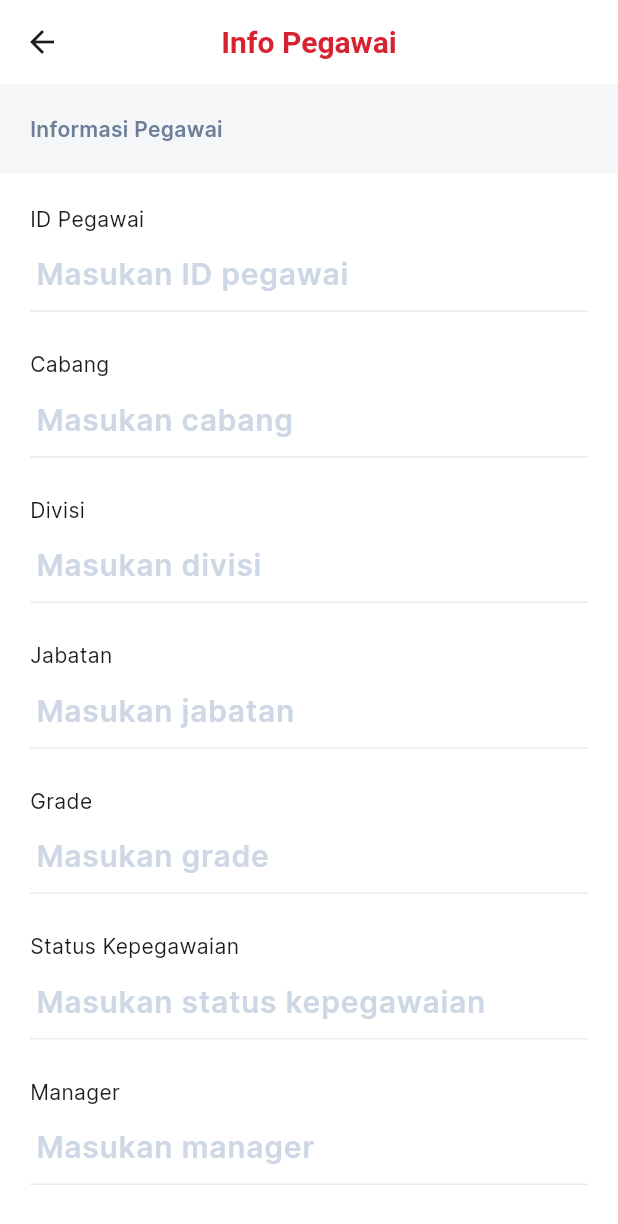
After one commit to alamsyahh15/magic_power_sales, a Flutter app: the EmployeeAccountPage screen opened directly, on a phone screen of 412 x 824 dp. The commit adds this screen. Shown: the top 1224 px of the screen. Run offline on Flutter 3.47's test engine with Material 3 defaults, Android fonts, the phone set to English and light mode, and no system bars; our stand-ins replace dio, flutter_svg, shared_preferences; accounts and stored records are empty; project files that could hold a hidden picture were left out.

Commit message:
create employee account page and minor update on profile page

```diff
--- /dev/null
+++ b/lib/ui_features/pages/profile/employee_account.dart
@@ -0,0 +1,170 @@
+import 'package:flutter/material.dart';
+import 'package:magic_power_sales/config/config.dart';
+import 'package:magic_power_sales/ui_features/widgets/divider/divider_text.dart';
+import 'package:magic_power_sales/ui_features/widgets/input/textfield_primary.dart';
+
+class EmployeeAccountPage extends StatefulWidget {
+  const EmployeeAccountPage({super.key});
+
+  @override
+  State<EmployeeAccountPage> createState() => _EmployeeAccountPageState();
+}
+
+class _EmployeeAccountPageState extends State<EmployeeAccountPage> {
+  TextEditingController idController = TextEditingController(),
+      branchController = TextEditingController(),
+      divisionController = TextEditingController(),
+      phoneController = TextEditingController(),
+      positionController = TextEditingController(),
+      gradeController = TextEditingController(),
+      statusEmployeeController = TextEditingController(),
+      managerController = TextEditingController();
+  @override
+  Widget build(BuildContext context) {
+    return Scaffold(
+      appBar: AppBar(
+        title: const Text("Info Pegawai"),
+      ),
+      body: ListView(
+        padding: EdgeInsets.zero,
+        children: [
+          const DividerText(
+            label: "Informasi Pegawai",
+          ),
+          Padding(
+            padding: const EdgeInsets.symmetric(horizontal: 20, vertical: 20),
+            child: Column(
+              children: [
+                TextFieldPrimary(
+                  onTap: () {},
+                  label: "ID Pegawai",
+                  labelStyle: StyleAsset.paragraph2,
+                  controller: idController,
+                  hintText: "Masukan ID pegawai",
+                  gapLabel: 2,
+                  fontSize: 20,
+                  inputBorder: UnderlineInputBorder(
+                    borderSide: BorderSide(
+                      color: ColorAsset.neutralNegative80,
+                    ),
+                  ),
+                  contentPadding: const EdgeInsets.symmetric(vertical: 10),
+                  hintStyle: StyleAsset.heading4SemiBold,
+                ),
+                verticalSpace(10),
+                TextFieldPrimary(
+                  onTap: () {},
+                  label: "Cabang",
+                  labelStyle: StyleAsset.paragraph2,
+                  controller: branchController,
+                  keyboardType: TextInputType.number,
+                  hintText: "Masukan cabang",
+                  gapLabel: 2,
+                  fontSize: 20,
+                  inputBorder: UnderlineInputBorder(
+                    borderSide: BorderSide(
+                      color: ColorAsset.neutralNegative80,
+                    ),
+                  ),
+                  contentPadding: const EdgeInsets.symmetric(vertical: 10),
+                  hintStyle: StyleAsset.heading4SemiBold,
+                ),
+                verticalSpace(10),
+                TextFieldPrimary(
+                  onTap: () {},
+                  label: "Divisi",
+                  labelStyle: StyleAsset.paragraph2,
+                  controller: divisionController,
+                  keyboardType: TextInputType.number,
+                  hintText: "Masukan divisi",
+                  gapLabel: 2,
+                  fontSize: 20,
+                  inputBorder: UnderlineInputBorder(
+                    borderSide: BorderSide(
+                      color: ColorAsset.neutralNegative80,
+                    ),
+                  ),
+                  contentPadding: const EdgeInsets.symmetric(vertical: 10),
+                  hintStyle: StyleAsset.heading4SemiBold,
+                ),
+                verticalSpace(10),
+                TextFieldPrimary(
+                  onTap: () {},
+                  label: "Jabatan",
+                  labelStyle: StyleAsset.paragraph2,
+                  controller: positionController,
+                  keyboardType: TextInputType.number,
+                  hintText: "Masukan jabatan",
+                  gapLabel: 2,
+                  fontSize: 20,
+                  inputBorder: UnderlineInputBorder(
+                    borderSide: BorderSide(
+                      color: ColorAsset.neutralNegative80,
+                    ),
+                  ),
+                  contentPadding: const EdgeInsets.symmetric(vertical: 10),
+                  hintStyle: StyleAsset.heading4SemiBold,
+                ),
+                verticalSpace(10),
+                TextFieldPrimary(
+                  onTap: () {},
+                  label: "Grade",
+                  labelStyle: StyleAsset.paragraph2,
+                  controller: gradeController,
+                  keyboardType: TextInputType.number,
+                  hintText: "Masukan grade",
+                  gapLabel: 2,
+                  fontSize: 20,
+                  inputBorder: UnderlineInputBorder(
+                    borderSide: BorderSide(
+                      color: ColorAsset.neutralNegative80,
+                    ),
+                  ),
+                  contentPadding: const EdgeInsets.symmetric(vertical: 10),
+                  hintStyle: StyleAsset.heading4SemiBold,
+                ),
+                verticalSpace(10),
+                TextFieldPrimary(
+                  onTap: () {},
+                  label: "Status Kepegawaian",
+                  labelStyle: StyleAsset.paragraph2,
+                  controller: statusEmployeeController,
+                  keyboardType: TextInputType.number,
+                  hintText: "Masukan status kepegawaian",
+                  gapLabel: 2,
+                  fontSize: 20,
+                  inputBorder: UnderlineInputBorder(
+                    borderSide: BorderSide(
+                      color: ColorAsset.neutralNegative80,
+                    ),
+                  ),
+                  contentPadding: const EdgeInsets.symmetric(vertical: 10),
+                  hintStyle: StyleAsset.heading4SemiBold,
+                ),
+                verticalSpace(10),
+                TextFieldPrimary(
+                  onTap: () {},
+                  label: "Manager",
+                  labelStyle: StyleAsset.paragraph2,
+                  controller: managerController,
+                  keyboardType: TextInputType.number,
+                  hintText: "Masukan manager",
+                  gapLabel: 2,
+                  fontSize: 20,
+                  inputBorder: UnderlineInputBorder(
+                    borderSide: BorderSide(
+                      color: ColorAsset.neutralNegative80,
+                    ),
+                  ),
+                  contentPadding: const EdgeInsets.symmetric(vertical: 10),
+                  hintStyle: StyleAsset.heading4SemiBold,
+                ),
+                verticalSpace(10),
+              ],
+            ),
+          ),
+        ],
+      ),
+    );
+  }
+}
--- a/lib/ui_features/pages/profile/profile.dart
+++ b/lib/ui_features/pages/profile/profile.dart
@@ -1,6 +1,7 @@
 import 'package:flutter/cupertino.dart';
 import 'package:flutter/material.dart';
 import 'package:magic_power_sales/config/config.dart';
+import 'package:magic_power_sales/ui_features/pages/profile/employee_account.dart';
 import 'package:magic_power_sales/ui_features/pages/profile/personal_account.dart';
 import 'package:magic_power_sales/ui_features/widgets/tile/menu_tile.dart';
 
@@ -30,6 +31,9 @@ class _ProfilePageState extends State<ProfilePage> {
       {
         "title": "Info Pegawai",
         "icon": Assets.users,
+        "onTap": () {
+          nextScreen(const EmployeeAccountPage());
+        }
       },
       {
         "title": "Notifikasi",
@@ -85,6 +89,7 @@ class _ProfilePageState extends State<ProfilePage> {
                   iconTheme: IconThemeData(
                     color: ColorAsset.white,
                   ),
+                  shadowColor: Colors.transparent,
                   title: Text(
                     "Profile saya",
                     style: StyleAsset.heading4Bold.copyWith(
```
